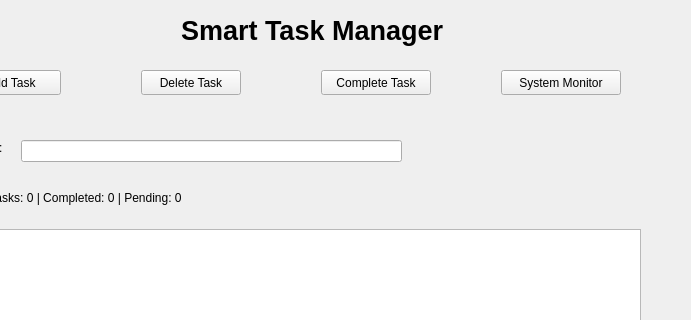
The window that GUI-Version/CppTaskMonitorGUI/CppTaskMonitorGUI/mainwindow.ui (FadhilSE/CppTaskMonitor) describes before a commit, drawn with Qt 5; both pictures show x 109 to 800 and y 0 to 320 of the 800 by 600 pixel window.
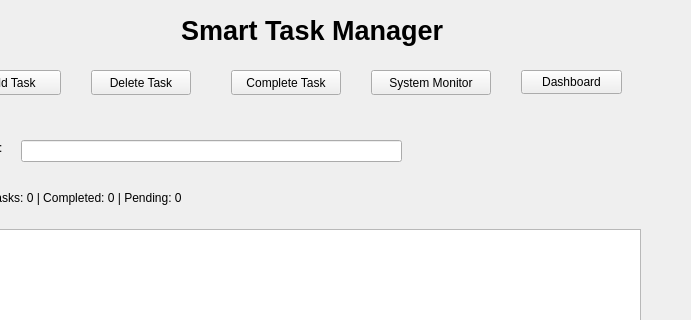
The same window after the commit.

Commit message: Added dashboard analytics, charts, edit tasks and due date alerts

What changed in the file:
```diff
--- a/GUI-Version/CppTaskMonitorGUI/CppTaskMonitorGUI/mainwindow.ui
+++ b/GUI-Version/CppTaskMonitorGUI/CppTaskMonitorGUI/mainwindow.ui
@@ -49,7 +49,7 @@
    <widget class="QPushButton" name="deleteTaskButton">
     <property name="geometry">
      <rect>
-      <x>250</x>
+      <x>200</x>
       <y>70</y>
       <width>100</width>
       <height>25</height>
@@ -62,7 +62,7 @@
    <widget class="QPushButton" name="completeTaskButton">
     <property name="geometry">
      <rect>
-      <x>430</x>
+      <x>340</x>
       <y>70</y>
       <width>110</width>
       <height>25</height>
@@ -75,7 +75,7 @@
    <widget class="QPushButton" name="systemMonitorButton">
     <property name="geometry">
      <rect>
-      <x>610</x>
+      <x>480</x>
       <y>70</y>
       <width>120</width>
       <height>25</height>
@@ -131,6 +131,19 @@
      <string>Total Tasks: 0 | Completed: 0 | Pending: 0</string>
     </property>
    </widget>
+   <widget class="QPushButton" name="dashboardButton">
+    <property name="geometry">
+     <rect>
+      <x>630</x>
+      <y>70</y>
+      <width>101</width>
+      <height>24</height>
+     </rect>
+    </property>
+    <property name="text">
+     <string>Dashboard</string>
+    </property>
+   </widget>
   </widget>
   <widget class="QMenuBar" name="menubar">
    <property name="geometry">
```
The commit also changes 9 other files.
